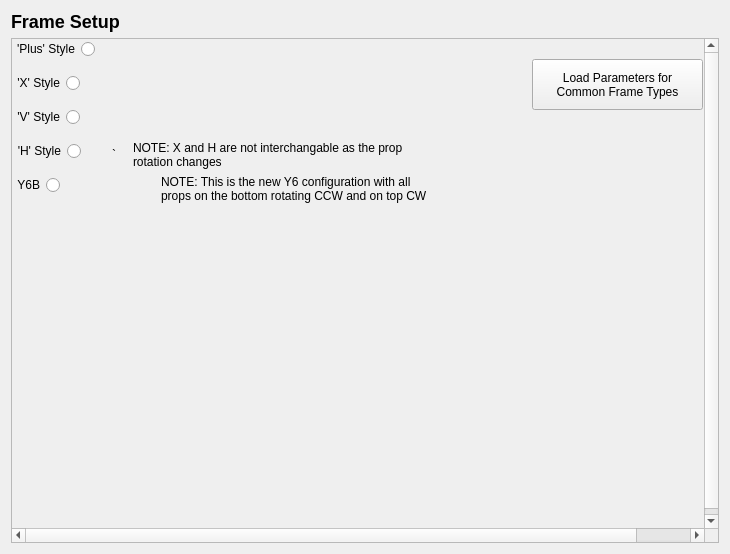
The window that src/ui/configuration/FrameTypeConfig.ui (ArduPilot/apm_planner) describes before a commit, drawn with Qt 5.
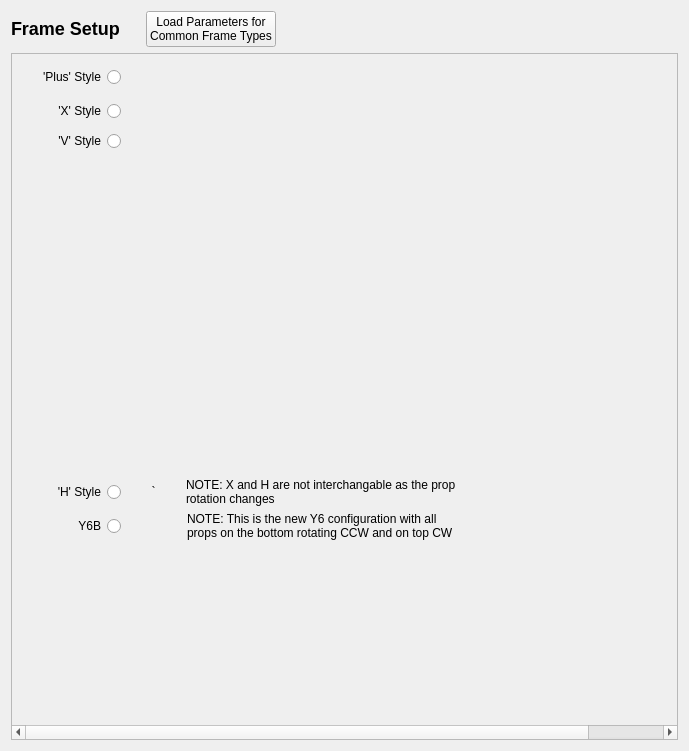
The same window after the commit. Icons and pictures are not drawn.

Commit message: Frame Config: Fix layout issues for frame selection

```diff
--- a/src/ui/configuration/FrameTypeConfig.ui
+++ b/src/ui/configuration/FrameTypeConfig.ui
@@ -6,8 +6,8 @@
    <rect>
     <x>0</x>
     <y>0</y>
-    <width>730</width>
-    <height>554</height>
+    <width>689</width>
+    <height>751</height>
    </rect>
   </property>
   <property name="windowTitle">
@@ -15,6 +15,8 @@
   </property>
   <layout class="QVBoxLayout" name="verticalLayout">
    <item>
+    <layout class="QHBoxLayout" name="horizontalLayout_3">
+     <item>
     <widget class="QLabel" name="label">
      <property name="text">
       <string>&lt;h2&gt;Frame Setup&lt;/h2&gt;</string>
@@ -25,6 +27,45 @@
     </widget>
    </item>
    <item>
+      <spacer name="horizontalSpacer_2">
+       <property name="orientation">
+        <enum>Qt::Horizontal</enum>
+       </property>
+       <property name="sizeType">
+        <enum>QSizePolicy::Fixed</enum>
+       </property>
+       <property name="sizeHint" stdset="0">
+        <size>
+         <width>20</width>
+         <height>20</height>
+        </size>
+       </property>
+      </spacer>
+     </item>
+     <item>
+      <widget class="QPushButton" name="LoadParametersButton">
+       <property name="text">
+        <string>Load Parameters for 
+Common Frame Types</string>
+       </property>
+      </widget>
+     </item>
+     <item>
+      <spacer name="horizontalSpacer">
+       <property name="orientation">
+        <enum>Qt::Horizontal</enum>
+       </property>
+       <property name="sizeHint" stdset="0">
+        <size>
+         <width>40</width>
+         <height>20</height>
+        </size>
+       </property>
+      </spacer>
+     </item>
+    </layout>
+   </item>
+   <item>
     <widget class="QScrollArea" name="scrollArea">
      <property name="widgetResizable">
       <bool>false</bool>
@@ -38,21 +79,29 @@
         <height>495</height>
        </rect>
       </property>
-      <widget class="QWidget" name="layoutWidget">
-       <property name="geometry">
-        <rect>
-         <x>0</x>
-         <y>0</y>
-         <width>521</width>
-         <height>491</height>
-        </rect>
-       </property>
-       <layout class="QFormLayout" name="formLayout">
-        <property name="fieldGrowthPolicy">
-         <enum>QFormLayout::FieldsStayAtSizeHint</enum>
-        </property>
+      <layout class="QHBoxLayout" name="horizontalLayout_4">
+       <item>
+        <layout class="QGridLayout" name="gridLayout">
         <item row="0" column="0">
          <widget class="QRadioButton" name="plusRadioButton">
+           <property name="sizePolicy">
+            <sizepolicy hsizetype="Fixed" vsizetype="Fixed">
+             <horstretch>0</horstretch>
+             <verstretch>0</verstretch>
+            </sizepolicy>
+           </property>
+           <property name="minimumSize">
+            <size>
+             <width>100</width>
+             <height>0</height>
+            </size>
+           </property>
+           <property name="maximumSize">
+            <size>
+             <width>150</width>
+             <height>16777215</height>
+            </size>
+           </property>
           <property name="layoutDirection">
            <enum>Qt::RightToLeft</enum>
           </property>
@@ -67,8 +116,60 @@
           </property>
          </widget>
         </item>
-        <item row="2" column="0">
+         <item row="0" column="1">
+          <widget class="QPushButton" name="pushButton">
+           <property name="styleSheet">
+            <string notr="true">QPushButton {
+    /*min-height: 16px;*/
+	border: 0px;
+    margin: 3px;
+	border-radius: 2px;
+	padding-top: 4px;
+	padding-left: 8px;
+	padding-right: 8px;
+	padding-bottom: 4px;
+	background-color: 0
+}
+
+QPushButton:pressed {
+	border-width: 1px dashed #F0F0F0
+}</string>
+           </property>
+           <property name="text">
+            <string/>
+           </property>
+           <property name="icon">
+            <iconset resource="../../../qgroundcontrol.qrc">
+             <normaloff>:/files/images/mavs/frames_plus.png</normaloff>:/files/images/mavs/frames_plus.png</iconset>
+           </property>
+           <property name="iconSize">
+            <size>
+             <width>400</width>
+             <height>80</height>
+            </size>
+           </property>
+          </widget>
+         </item>
+         <item row="1" column="0">
          <widget class="QRadioButton" name="xRadioButton">
+           <property name="sizePolicy">
+            <sizepolicy hsizetype="Fixed" vsizetype="Fixed">
+             <horstretch>0</horstretch>
+             <verstretch>0</verstretch>
+            </sizepolicy>
+           </property>
+           <property name="minimumSize">
+            <size>
+             <width>100</width>
+             <height>0</height>
+            </size>
+           </property>
+           <property name="maximumSize">
+            <size>
+             <width>150</width>
+             <height>16777215</height>
+            </size>
+           </property>
           <property name="layoutDirection">
            <enum>Qt::RightToLeft</enum>
           </property>
@@ -86,7 +187,7 @@
           </property>
          </widget>
         </item>
-        <item row="2" column="1">
+         <item row="1" column="1">
          <widget class="QPushButton" name="pushButton_2">
           <property name="styleSheet">
            <string notr="true">QPushButton {
@@ -117,8 +218,26 @@
           </property>
          </widget>
         </item>
-        <item row="3" column="0">
+         <item row="2" column="0">
          <widget class="QRadioButton" name="vRadioButton">
+           <property name="sizePolicy">
+            <sizepolicy hsizetype="Fixed" vsizetype="Fixed">
+             <horstretch>0</horstretch>
+             <verstretch>0</verstretch>
+            </sizepolicy>
+           </property>
+           <property name="minimumSize">
+            <size>
+             <width>100</width>
+             <height>0</height>
+            </size>
+           </property>
+           <property name="maximumSize">
+            <size>
+             <width>150</width>
+             <height>16777215</height>
+            </size>
+           </property>
           <property name="layoutDirection">
            <enum>Qt::RightToLeft</enum>
           </property>
@@ -136,7 +255,7 @@
           </property>
          </widget>
         </item>
-        <item row="3" column="1">
+         <item row="2" column="1" rowspan="2">
          <widget class="QPushButton" name="pushButton_5">
           <property name="styleSheet">
            <string notr="true">QPushButton {
@@ -167,8 +286,39 @@
           </property>
          </widget>
         </item>
+         <item row="3" column="2">
+          <spacer name="horizontalSpacer_3">
+           <property name="orientation">
+            <enum>Qt::Horizontal</enum>
+           </property>
+           <property name="sizeHint" stdset="0">
+            <size>
+             <width>40</width>
+             <height>20</height>
+            </size>
+           </property>
+          </spacer>
+         </item>
         <item row="4" column="0">
          <widget class="QRadioButton" name="hRadioButton">
+           <property name="sizePolicy">
+            <sizepolicy hsizetype="Fixed" vsizetype="Fixed">
+             <horstretch>0</horstretch>
+             <verstretch>0</verstretch>
+            </sizepolicy>
+           </property>
+           <property name="minimumSize">
+            <size>
+             <width>100</width>
+             <height>0</height>
+            </size>
+           </property>
+           <property name="maximumSize">
+            <size>
+             <width>150</width>
+             <height>16777215</height>
+            </size>
+           </property>
           <property name="layoutDirection">
            <enum>Qt::RightToLeft</enum>
           </property>
@@ -184,7 +334,7 @@
          </widget>
         </item>
         <item row="4" column="1">
-         <layout class="QHBoxLayout" name="horizontalLayout_2">
+          <layout class="QHBoxLayout" name="horizontalLayout">
           <item>
            <widget class="QPushButton" name="pushButton_3">
             <property name="styleSheet">
@@ -230,6 +380,24 @@
         </item>
         <item row="5" column="0">
          <widget class="QRadioButton" name="newY6radioButton">
+           <property name="sizePolicy">
+            <sizepolicy hsizetype="Fixed" vsizetype="Fixed">
+             <horstretch>0</horstretch>
+             <verstretch>0</verstretch>
+            </sizepolicy>
+           </property>
+           <property name="minimumSize">
+            <size>
+             <width>100</width>
+             <height>0</height>
+            </size>
+           </property>
+           <property name="maximumSize">
+            <size>
+             <width>150</width>
+             <height>16777215</height>
+            </size>
+           </property>
           <property name="layoutDirection">
            <enum>Qt::RightToLeft</enum>
           </property>
@@ -245,7 +413,7 @@
          </widget>
         </item>
         <item row="5" column="1">
-         <layout class="QHBoxLayout" name="horizontalLayout">
+          <layout class="QHBoxLayout" name="horizontalLayout_2">
           <item>
            <widget class="QPushButton" name="pushButton_4">
             <property name="styleSheet">
@@ -289,56 +457,9 @@
           </item>
          </layout>
         </item>
-        <item row="0" column="1">
-         <widget class="QPushButton" name="pushButton">
-          <property name="styleSheet">
-           <string notr="true">QPushButton {
-    /*min-height: 16px;*/
-	border: 0px;
-    margin: 3px;
-	border-radius: 2px;
-	padding-top: 4px;
-	padding-left: 8px;
-	padding-right: 8px;
-	padding-bottom: 4px;
-	background-color: 0
-}
-
-QPushButton:pressed {
-	border-width: 1px dashed #F0F0F0
-}</string>
-          </property>
-          <property name="text">
-           <string/>
-          </property>
-          <property name="icon">
-           <iconset resource="../../../qgroundcontrol.qrc">
-            <normaloff>:/files/images/mavs/frames_plus.png</normaloff>:/files/images/mavs/frames_plus.png</iconset>
-          </property>
-          <property name="iconSize">
-           <size>
-            <width>400</width>
-            <height>80</height>
-           </size>
-          </property>
-         </widget>
-        </item>
-       </layout>
-      </widget>
-      <widget class="QPushButton" name="LoadParametersButton">
-       <property name="geometry">
-        <rect>
-         <x>520</x>
-         <y>20</y>
-         <width>171</width>
-         <height>51</height>
-        </rect>
-       </property>
-       <property name="text">
-        <string>Load Parameters for 
-Common Frame Types</string>
-       </property>
-      </widget>
+        </layout>
+       </item>
+      </layout>
      </widget>
     </widget>
    </item>
```
Lines whose indentation alone changed are shown as unchanged.
